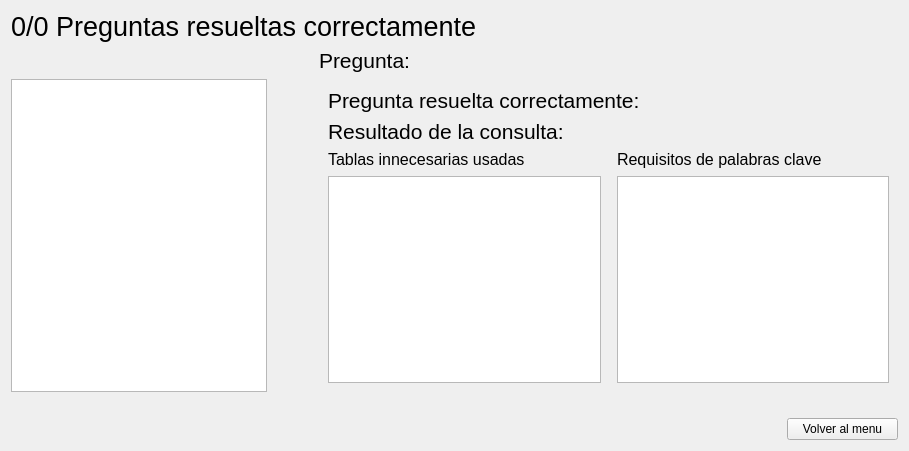
Before: the Qt Designer form sql_judge/view/qt_view/exam/results_view.ui in r4ulill0/gui_dbjudge, drawn with Qt 5.
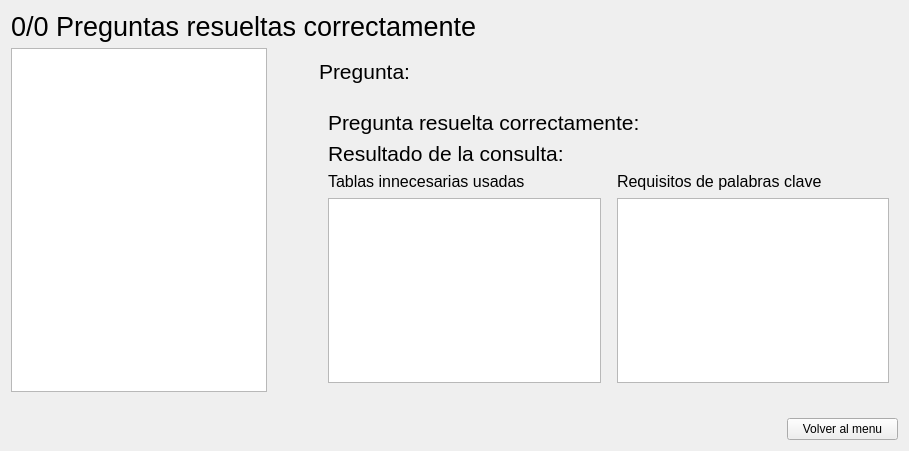
After: the same form once the commit is applied.

Commit message: Excess tables and keywords lists implemented

```diff
--- a/sql_judge/view/qt_view/exam/results_view.ui
+++ b/sql_judge/view/qt_view/exam/results_view.ui
@@ -45,9 +45,9 @@
      <item row="2" column="2" rowspan="3" colspan="5">
       <widget class="QWidget" name="question_stats" native="true">
        <property name="sizePolicy">
-        <sizepolicy hsizetype="Expanding" vsizetype="Preferred">
+        <sizepolicy hsizetype="Expanding" vsizetype="Expanding">
          <horstretch>3</horstretch>
-         <verstretch>1</verstretch>
+         <verstretch>2</verstretch>
         </sizepolicy>
        </property>
        <layout class="QGridLayout" name="gridLayout_2">
@@ -97,6 +97,9 @@
           <property name="layoutDirection">
            <enum>Qt::RightToLeft</enum>
           </property>
+          <property name="itemAlignment">
+           <set>Qt::AlignLeading</set>
+          </property>
          </widget>
         </item>
         <item row="5" column="0">
@@ -117,10 +120,16 @@
           <property name="layoutDirection">
            <enum>Qt::RightToLeft</enum>
           </property>
+          <property name="itemAlignment">
+           <set>Qt::AlignLeading</set>
+          </property>
          </widget>
         </item>
         <item row="2" column="0" colspan="3">
          <layout class="QHBoxLayout" name="horizontalLayout">
+          <property name="spacing">
+           <number>20</number>
+          </property>
           <item>
            <widget class="QLabel" name="label">
             <property name="sizePolicy">
@@ -142,8 +151,15 @@
               <verstretch>0</verstretch>
              </sizepolicy>
             </property>
+            <property name="font">
+             <font>
+              <pointsize>16</pointsize>
+              <weight>75</weight>
+              <bold>true</bold>
+             </font>
+            </property>
             <property name="text">
-             <string/>
+             <string>&lt;html&gt;&lt;head/&gt;&lt;body&gt;&lt;p/&gt;&lt;/body&gt;&lt;/html&gt;</string>
             </property>
            </widget>
           </item>
@@ -151,6 +167,9 @@
         </item>
         <item row="3" column="0" colspan="3">
          <layout class="QHBoxLayout" name="horizontalLayout_2">
+          <property name="spacing">
+           <number>20</number>
+          </property>
           <property name="topMargin">
            <number>0</number>
           </property>
@@ -175,8 +194,15 @@
               <verstretch>0</verstretch>
              </sizepolicy>
             </property>
+            <property name="font">
+             <font>
+              <pointsize>16</pointsize>
+              <weight>75</weight>
+              <bold>true</bold>
+             </font>
+            </property>
             <property name="text">
-             <string/>
+             <string>&lt;html&gt;&lt;head/&gt;&lt;body&gt;&lt;p&gt;&lt;span style=&quot; font-size:16pt;&quot;/&gt;&lt;/p&gt;&lt;/body&gt;&lt;/html&gt;</string>
             </property>
            </widget>
           </item>
@@ -218,32 +244,21 @@
      <item row="1" column="3" colspan="4">
       <widget class="QLabel" name="question">
        <property name="sizePolicy">
-        <sizepolicy hsizetype="Preferred" vsizetype="Preferred">
+        <sizepolicy hsizetype="Preferred" vsizetype="Expanding">
          <horstretch>0</horstretch>
          <verstretch>0</verstretch>
         </sizepolicy>
        </property>
+       <property name="font">
+        <font>
+         <pointsize>13</pointsize>
+        </font>
+       </property>
        <property name="text">
         <string/>
        </property>
       </widget>
      </item>
-     <item row="2" column="0" rowspan="3">
-      <widget class="QListView" name="question_list">
-       <property name="sizePolicy">
-        <sizepolicy hsizetype="Minimum" vsizetype="Expanding">
-         <horstretch>1</horstretch>
-         <verstretch>1</verstretch>
-        </sizepolicy>
-       </property>
-       <property name="sizeIncrement">
-        <size>
-         <width>0</width>
-         <height>0</height>
-        </size>
-       </property>
-      </widget>
-     </item>
      <item row="2" column="1">
       <spacer name="horizontalSpacer">
        <property name="orientation">
@@ -273,6 +288,22 @@
        </property>
       </spacer>
      </item>
+     <item row="1" column="0" rowspan="4">
+      <widget class="QListView" name="question_list">
+       <property name="sizePolicy">
+        <sizepolicy hsizetype="Minimum" vsizetype="Expanding">
+         <horstretch>1</horstretch>
+         <verstretch>1</verstretch>
+        </sizepolicy>
+       </property>
+       <property name="sizeIncrement">
+        <size>
+         <width>0</width>
+         <height>0</height>
+        </size>
+       </property>
+      </widget>
+     </item>
     </layout>
    </item>
   </layout>
```
The commit also changes 10 other files.
